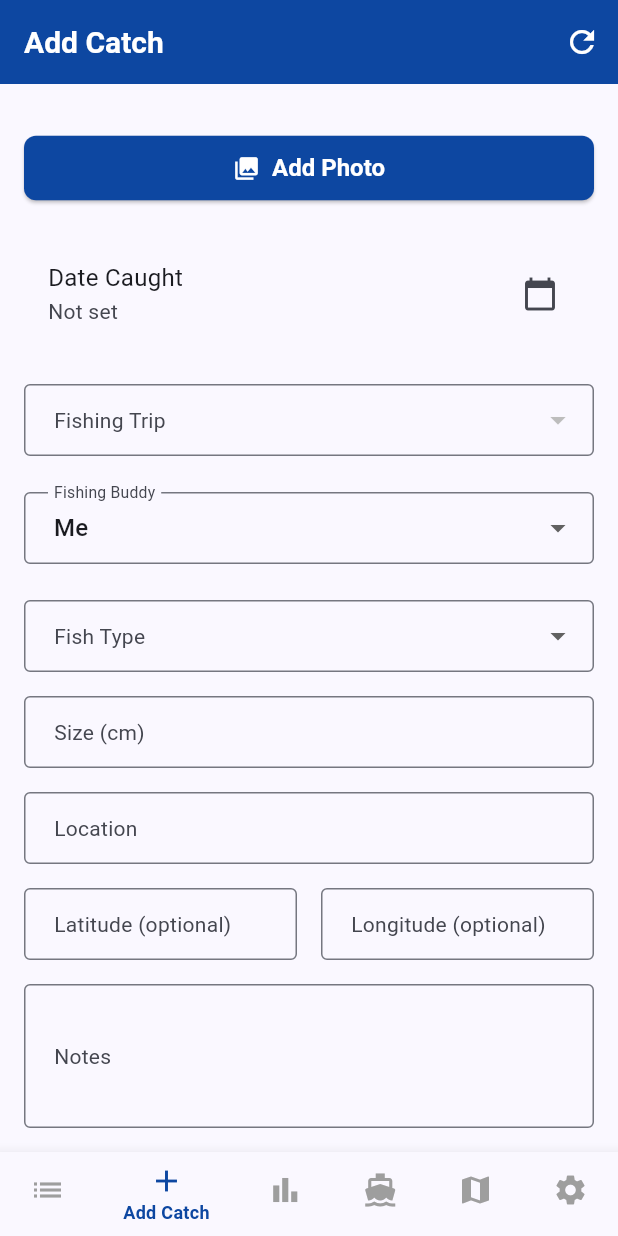
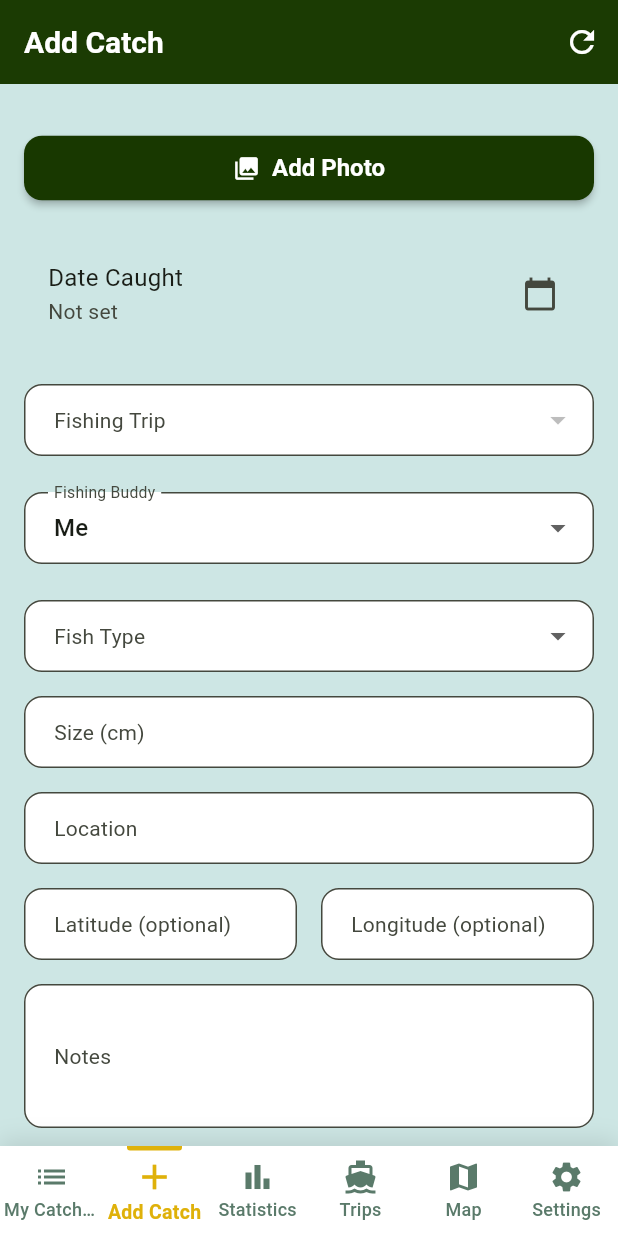
Before and after one commit to BruceDarwin/bragmat, a Flutter app: the screen it shows after launch, item 2 of the bottom bar chosen, on a phone screen of 412 x 824 dp. Run offline on Flutter 3.47's test engine with Material 3 defaults, Android fonts, the phone set to English and light mode, and no system bars; our stand-ins replace flutter_map, image_picker, latlong2, share_plus, shared_preferences, sqflite; missing offline and left inert: exif; accounts and stored records are empty.

Commit message:
Changed Theme colours and style to TEBS green

```diff
--- a/lib/main.dart
+++ b/lib/main.dart
@@ -69,9 +69,24 @@ class MainScreenState extends State<MainScreen> {
   Widget build(BuildContext context) {
     return Scaffold(
       body: _buildScreen(_selectedIndex),
-      bottomNavigationBar: BottomNavigationBar(
+      bottomNavigationBar: Container(
+        decoration: BoxDecoration(
+          color: Colors.white,
+          boxShadow: [
+            BoxShadow(
+              color: Colors.black.withOpacity(0.1),
+              blurRadius: 12,
+              offset: const Offset(0, -4),
+            ),
+          ],
+        ),
+        child: Stack(
+          children: [
+            BottomNavigationBar(
               currentIndex: _selectedIndex,
               onTap: _onItemTapped,
+              type: BottomNavigationBarType.fixed,
+              elevation: 0,
               items: const [
                 BottomNavigationBarItem(
                   icon: Icon(Icons.list),
@@ -99,6 +114,37 @@ class MainScreenState extends State<MainScreen> {
                 ),
               ],
             ),
+            // Gold indicator line for selected tab
+            Positioned(
+              top: 0,
+              left: 0,
+              right: 0,
+              child: AnimatedContainer(
+                duration: const Duration(milliseconds: 200),
+                child: Row(
+                  children: List.generate(6, (index) {
+                    final isSelected = index == _selectedIndex;
+                    return Expanded(
+                      child: Container(
+                        height: 3,
+                        margin: const EdgeInsets.symmetric(horizontal: 16),
+                        decoration: BoxDecoration(
+                          color: isSelected
+                              ? const Color(0xFFdfb10a) // Gold accent
+                              : Colors.transparent,
+                          borderRadius: const BorderRadius.vertical(
+                            bottom: Radius.circular(2),
+                          ),
+                        ),
+                      ),
+                    );
+                  }),
+                ),
+              ),
+            ),
+          ],
+        ),
+      ),
     );
   }
 }
--- a/lib/theme.dart
+++ b/lib/theme.dart
@@ -1,48 +1,54 @@
 import 'package:flutter/material.dart';
 
 class AppTheme {
-  static const Color deepBlue = Color(0xFF0D47A1);
-  static const Color teal = Color(0xFF00897B);
-  static const Color gold = Color(0xFFFF8F00);
-  static const Color lightBlue = Color(0xFFE3F2FD);
+  static const Color primaryGreen = Color(0xFF183800);
+  static const Color goldAccent = Color(0xFFdfb10a);
+  static const Color teal = Color(0xFF439779);
+  static const Color lightBackground = Color(0xFFcde6e4);
+  static const Color white = Color(0xFFffffff);
 
   static ThemeData get lightTheme {
     return ThemeData(
       useMaterial3: true,
       colorScheme: ColorScheme.fromSeed(
-        seedColor: deepBlue,
+        seedColor: primaryGreen,
         brightness: Brightness.light,
-        primary: deepBlue,
+        primary: primaryGreen,
         secondary: teal,
-        tertiary: gold,
+        tertiary: goldAccent,
+        surface: lightBackground,
       ),
+      scaffoldBackgroundColor: lightBackground,
       appBarTheme: const AppBarTheme(
         centerTitle: false,
-        elevation: 0,
-        backgroundColor: deepBlue,
-        foregroundColor: Colors.white,
+        elevation: 2,
+        backgroundColor: primaryGreen,
+        foregroundColor: white,
         titleTextStyle: TextStyle(
           fontSize: 20,
           fontWeight: FontWeight.w600,
+          color: white,
         ),
+        iconTheme: IconThemeData(color: white),
       ),
       elevatedButtonTheme: ElevatedButtonThemeData(
         style: ElevatedButton.styleFrom(
-          backgroundColor: deepBlue,
-          foregroundColor: Colors.white,
+          backgroundColor: primaryGreen,
+          foregroundColor: white,
           padding: const EdgeInsets.symmetric(horizontal: 24, vertical: 12),
           shape: RoundedRectangleBorder(
-            borderRadius: BorderRadius.circular(8),
+            borderRadius: BorderRadius.circular(12),
           ),
           textStyle: const TextStyle(
             fontSize: 16,
             fontWeight: FontWeight.w600,
           ),
+          elevation: 2,
         ),
       ),
       textButtonTheme: TextButtonThemeData(
         style: TextButton.styleFrom(
-          foregroundColor: deepBlue,
+          foregroundColor: primaryGreen,
           padding: const EdgeInsets.symmetric(horizontal: 16, vertical: 8),
           textStyle: const TextStyle(
             fontSize: 14,
@@ -51,72 +57,103 @@ class AppTheme {
         ),
       ),
       inputDecorationTheme: InputDecorationTheme(
-        border: const OutlineInputBorder(),
+        border: OutlineInputBorder(
+          borderRadius: BorderRadius.circular(12),
+          borderSide: BorderSide(color: Colors.grey.shade300),
+        ),
         contentPadding: const EdgeInsets.symmetric(horizontal: 16, vertical: 12),
         focusedBorder: OutlineInputBorder(
-          borderSide: BorderSide(color: deepBlue, width: 2),
+          borderRadius: BorderRadius.circular(12),
+          borderSide: BorderSide(color: primaryGreen, width: 2),
         ),
         labelStyle: const TextStyle(fontSize: 14),
+        filled: true,
+        fillColor: white,
       ),
       floatingActionButtonTheme: const FloatingActionButtonThemeData(
-        backgroundColor: deepBlue,
-        foregroundColor: Colors.white,
+        backgroundColor: goldAccent,
+        foregroundColor: primaryGreen,
+        elevation: 4,
       ),
       cardTheme: CardThemeData(
-        elevation: 2,
+        elevation: 3,
         shape: RoundedRectangleBorder(
-          borderRadius: BorderRadius.circular(12),
+          borderRadius: BorderRadius.circular(16),
         ),
         margin: const EdgeInsets.only(bottom: 12),
+        color: white,
       ),
       iconTheme: const IconThemeData(
-        color: deepBlue,
+        color: primaryGreen,
       ),
       textTheme: const TextTheme(
         displayLarge: TextStyle(
           fontSize: 32,
           fontWeight: FontWeight.bold,
           letterSpacing: -0.5,
+          color: primaryGreen,
         ),
         displayMedium: TextStyle(
           fontSize: 28,
           fontWeight: FontWeight.bold,
           letterSpacing: -0.5,
+          color: primaryGreen,
         ),
         displaySmall: TextStyle(
           fontSize: 24,
           fontWeight: FontWeight.bold,
           letterSpacing: -0.5,
+          color: primaryGreen,
         ),
         headlineMedium: TextStyle(
           fontSize: 20,
           fontWeight: FontWeight.w600,
           letterSpacing: -0.5,
+          color: primaryGreen,
         ),
         titleLarge: TextStyle(
           fontSize: 18,
           fontWeight: FontWeight.w600,
           letterSpacing: -0.5,
+          color: primaryGreen,
         ),
         bodyLarge: TextStyle(
           fontSize: 16,
           letterSpacing: 0.2,
+          color: Colors.black87,
         ),
         bodyMedium: TextStyle(
           fontSize: 14,
           letterSpacing: 0.2,
+          color: Colors.black87,
         ),
       ),
-      bottomNavigationBarTheme: const BottomNavigationBarThemeData(
-        selectedItemColor: deepBlue,
-        unselectedItemColor: Colors.grey,
-        selectedLabelStyle: TextStyle(
-          fontSize: 12,
+      bottomNavigationBarTheme: BottomNavigationBarThemeData(
+        backgroundColor: white,
+        selectedItemColor: goldAccent,
+        unselectedItemColor: const Color(0xFF5A7A6A), // Muted teal
+        selectedLabelStyle: const TextStyle(
+          fontSize: 13,
           fontWeight: FontWeight.w600,
         ),
-        unselectedLabelStyle: TextStyle(
+        unselectedLabelStyle: const TextStyle(
           fontSize: 12,
+          fontWeight: FontWeight.w500,
         ),
+        elevation: 12,
+        type: BottomNavigationBarType.fixed,
+        selectedIconTheme: const IconThemeData(
+          size: 28,
+        ),
+        unselectedIconTheme: const IconThemeData(
+          size: 24,
+        ),
+        showUnselectedLabels: true,
+        enableFeedback: true,
+      ),
+      dividerTheme: const DividerThemeData(
+        color: Colors.grey,
+        thickness: 1,
       ),
     );
   }
```
Lines whose indentation alone changed are shown as unchanged.
